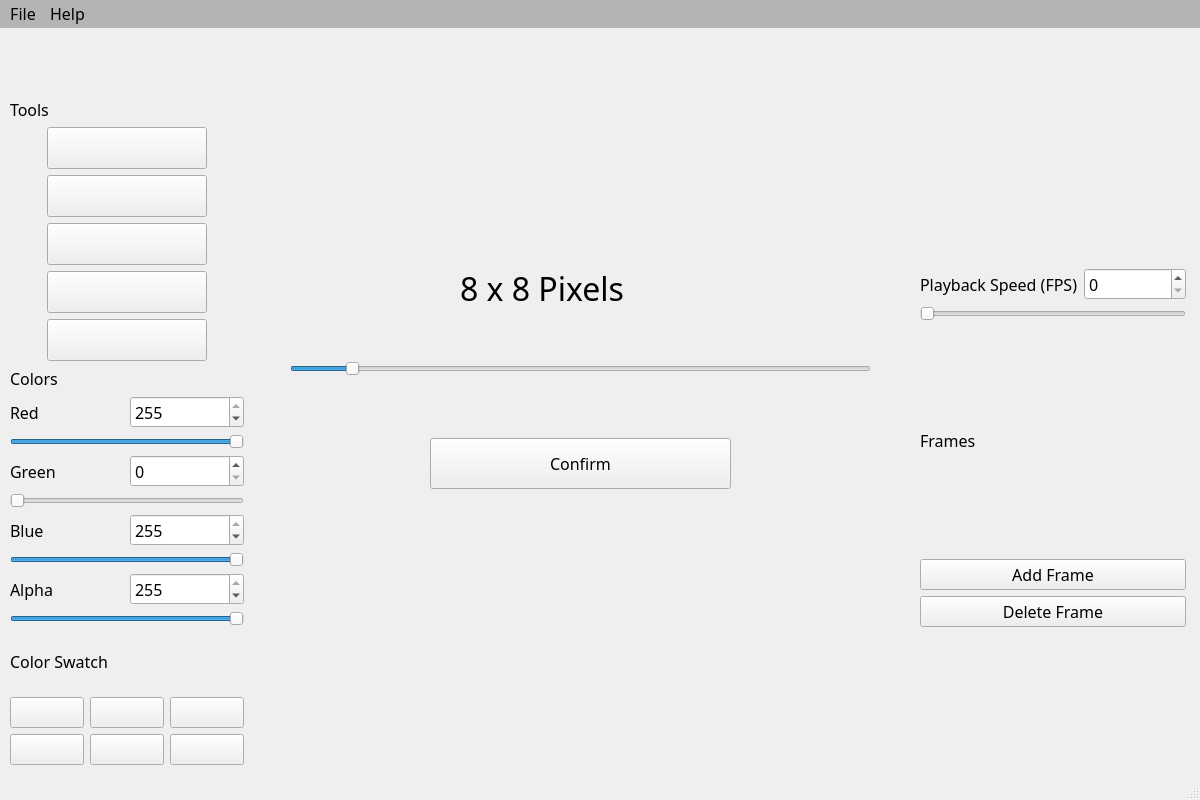
Before: the Qt Designer form view.ui in samirsarin04/SpriteEditor, drawn with Qt 5.
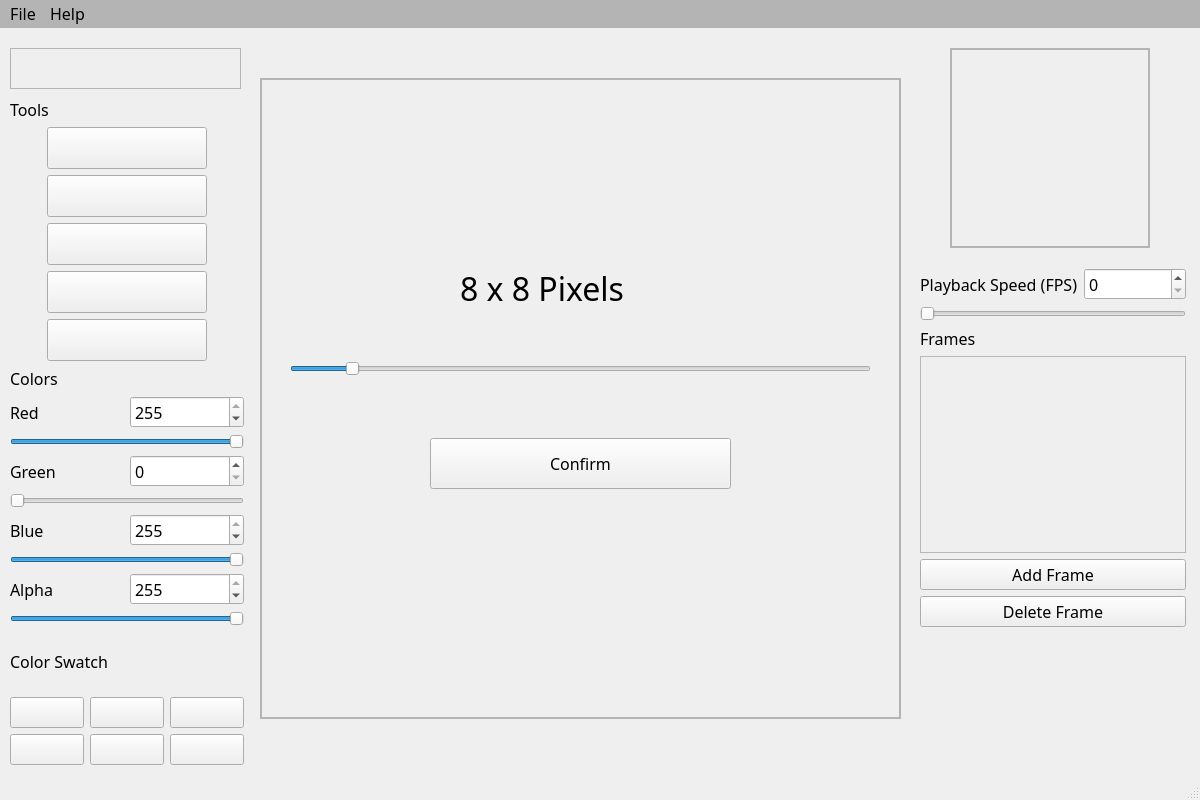
After: the same form once the commit is applied. Icons and pictures are not drawn. Custom widgets are drawn as their Qt base class.

```diff
--- a/view.ui
+++ b/view.ui
@@ -503,35 +503,6 @@
         </widget>
        </item>
        <item>
-        <layout class="QHBoxLayout" name="horizontalLayout_7">
-         <item>
-          <widget class="QScrollArea" name="framesScrollArea">
-           <property name="widgetResizable">
-            <bool>true</bool>
-           </property>
-           <widget class="QWidget" name="scrollAreaWidgetContents">
-            <property name="geometry">
-             <rect>
-              <x>0</x>
-              <y>0</y>
-              <width>235</width>
-              <height>179</height>
-             </rect>
-            </property>
-           </widget>
-          </widget>
-         </item>
-         <item>
-          <widget class="QScrollBar" name="verticalScrollBar">
-           <property name="focusPolicy">
-            <enum>Qt::NoFocus</enum>
-           </property>
-           <property name="orientation">
-            <enum>Qt::Vertical</enum>
-           </property>
-          </widget>
-         </item>
-        </layout>
         <widget class="QScrollArea" name="framesScrollArea">
          <property name="widgetResizable">
           <bool>true</bool>
@@ -542,7 +513,7 @@
             <x>0</x>
             <y>0</y>
             <width>260</width>
-            <height>217</height>
+            <height>197</height>
            </rect>
           </property>
          </widget>
@@ -575,16 +546,24 @@
       <height>41</height>
      </rect>
     </property>
+    <property name="styleSheet">
+     <string notr="true">border: 1px solid black;
+border-color: rgb(180, 180, 180);</string>
+    </property>
    </widget>
    <widget class="QLabel" name="previewLabel">
     <property name="geometry">
      <rect>
-      <x>960</x>
+      <x>950</x>
       <y>20</y>
       <width>200</width>
       <height>200</height>
      </rect>
     </property>
+    <property name="styleSheet">
+     <string notr="true">border: 2px solid black;
+border-color: rgb(180, 180, 180);</string>
+    </property>
     <property name="text">
      <string/>
     </property>
@@ -599,7 +578,9 @@
      </rect>
     </property>
     <property name="styleSheet">
-     <string notr="true">background-image: url(:/backdrops/canvasBackground);</string>
+     <string notr="true">background-image: url(:/backdrops/canvasBackground);
+border: 2px solid black;
+border-color: rgb(180, 180, 180);</string>
     </property>
     <property name="text">
      <string/>
```
Left out of the diff: 30 changed lines with no effect on the pictures.
